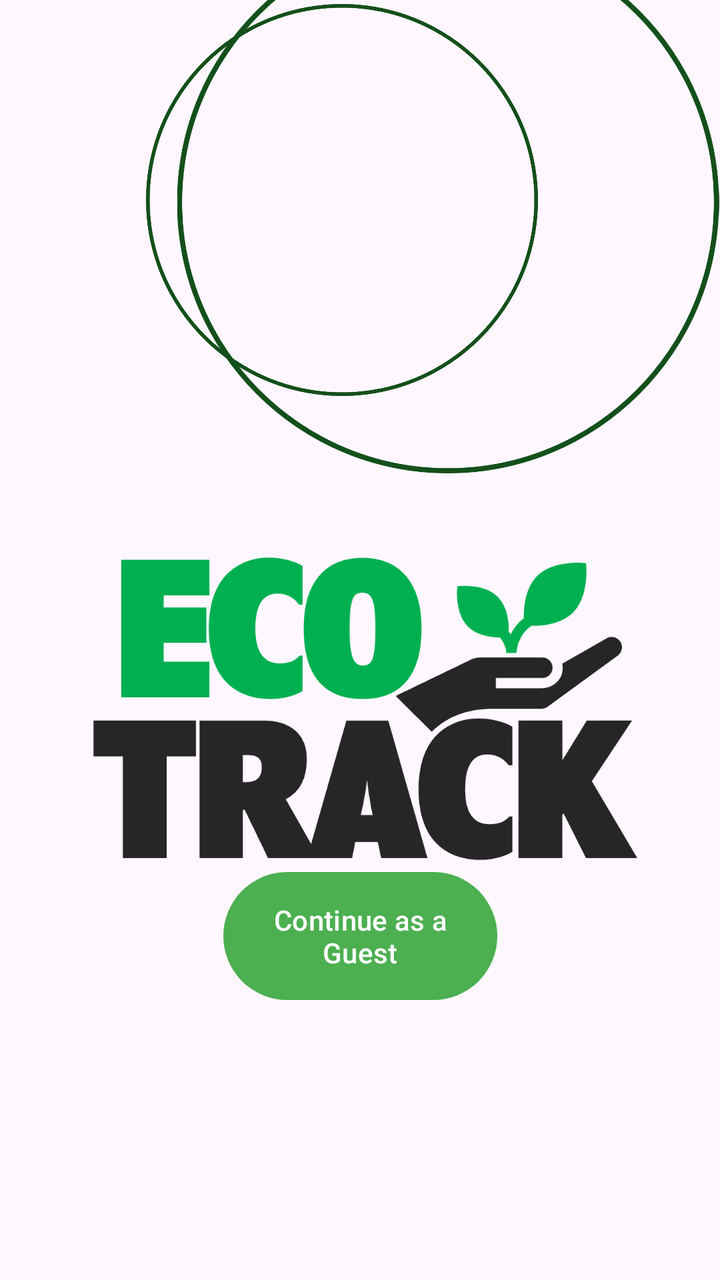
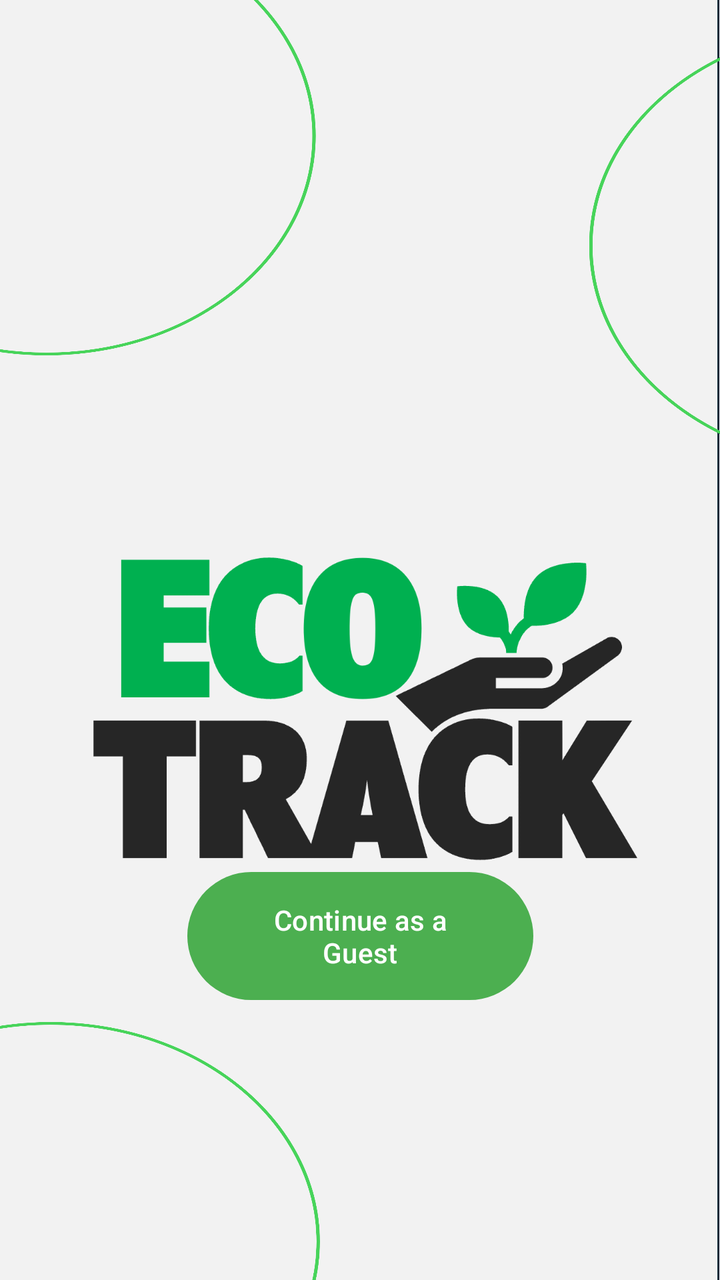

Before-and-after screenshots of an Android layout around one commit, followed by the original layout XML and the change that was made.
<!-- AndroidManifest.xml: application theme Theme.ECO -->
<!-- res/layout/activity_main.xml -->
<?xml version="1.0" encoding="utf-8"?>
<androidx.constraintlayout.widget.ConstraintLayout xmlns:android="http://schemas.android.com/apk/res/android"
    xmlns:app="http://schemas.android.com/apk/res-auto"
    xmlns:tools="http://schemas.android.com/tools"
    android:id="@+id/main"
    android:layout_width="match_parent"
    android:layout_height="match_parent"
    tools:context=".MainActivity">

    <Button
        android:id="@+id/nextBtn"
        android:layout_width="137dp"
        android:layout_height="72dp"
        android:layout_marginBottom="136dp"
        android:text="Continue as a Guest"
        app:layout_constraintBottom_toBottomOf="parent"
        app:layout_constraintEnd_toEndOf="parent"
        app:layout_constraintStart_toStartOf="parent" />

    <ImageView
        android:id="@+id/imageView"
        android:layout_width="291dp"
        android:layout_height="232dp"
        android:layout_marginTop="236dp"
        app:layout_constraintEnd_toEndOf="parent"
        app:layout_constraintStart_toStartOf="parent"
        app:layout_constraintTop_toTopOf="parent"
        app:srcCompat="@drawable/logo" />

    <ImageView
        android:id="@+id/imageView4"
        android:layout_width="448dp"
        android:layout_height="271dp"
        android:layout_marginBottom="12dp"
        app:layout_constraintBottom_toTopOf="@+id/imageView"
        app:layout_constraintTop_toTopOf="parent"
        app:layout_constraintVertical_bias="0.744"
        app:srcCompat="@drawable/designelement"
        tools:layout_editor_absoluteX="-207dp" />

    <ImageView
        android:id="@+id/imageView5"
        android:layout_width="342dp"
        android:layout_height="196dp"
        android:layout_marginBottom="12dp"
        app:layout_constraintBottom_toTopOf="@+id/imageView"
        app:layout_constraintTop_toTopOf="parent"
        app:layout_constraintVertical_bias="0.071"
        app:srcCompat="@drawable/designelement"
        tools:layout_editor_absoluteX="242dp" />

</androidx.constraintlayout.widget.ConstraintLayout>
<!-- resources referenced by this layout -->
<resources>
  <!-- drawable designelement: png bitmap (drawable, 57311 bytes) -->
  <!-- drawable logo: png bitmap (drawable, 28159 bytes) -->
  <style name="Theme.ECO" parent="Base.Theme.ECO" />
  <style name="Base.Theme.ECO" parent="Theme.Material3.DayNight.NoActionBar">
          
          
          <item name="colorPrimary">@color/green</item>
          <item name="colorPrimaryVariant">@color/green</item>
          <item name="android:statusBarColor">@color/green</item>
      </style>
  <color name="green">#4CAF50</color>
</resources>

<!-- the commit's change to res/layout/activity_main.xml (unified diff, before → after) -->
@@ -5,11 +5,12 @@
     android:id="@+id/main"
     android:layout_width="match_parent"
     android:layout_height="match_parent"
-    tools:context=".MainActivity">
+    tools:context=".MainActivity"
+    android:background="@drawable/bg">
 
     <Button
         android:id="@+id/nextBtn"
-        android:layout_width="137dp"
+        android:layout_width="173dp"
         android:layout_height="72dp"
         android:layout_marginBottom="136dp"
         android:text="Continue as a Guest"
@@ -27,26 +28,4 @@
         app:layout_constraintTop_toTopOf="parent"
         app:srcCompat="@drawable/logo" />
 
-    <ImageView
-        android:id="@+id/imageView4"
-        android:layout_width="448dp"
-        android:layout_height="271dp"
-        android:layout_marginBottom="12dp"
-        app:layout_constraintBottom_toTopOf="@+id/imageView"
-        app:layout_constraintTop_toTopOf="parent"
-        app:layout_constraintVertical_bias="0.744"
-        app:srcCompat="@drawable/designelement"
-        tools:layout_editor_absoluteX="-207dp" />
-
-    <ImageView
-        android:id="@+id/imageView5"
-        android:layout_width="342dp"
-        android:layout_height="196dp"
-        android:layout_marginBottom="12dp"
-        app:layout_constraintBottom_toTopOf="@+id/imageView"
-        app:layout_constraintTop_toTopOf="parent"
-        app:layout_constraintVertical_bias="0.071"
-        app:srcCompat="@drawable/designelement"
-        tools:layout_editor_absoluteX="242dp" />
-
 </androidx.constraintlayout.widget.ConstraintLayout>
<!-- resource entries referenced after the edit -->
@@ -1,6 +1,6 @@
 <!-- resources referenced by this layout -->
 <resources>
-  <!-- drawable designelement: png bitmap (drawable, 57311 bytes) -->
+  <!-- drawable bg: png bitmap (drawable, 185751 bytes) -->
   <!-- drawable logo: png bitmap (drawable, 28159 bytes) -->
   <style name="Theme.ECO" parent="Base.Theme.ECO" />
   <style name="Base.Theme.ECO" parent="Theme.Material3.DayNight.NoActionBar">
